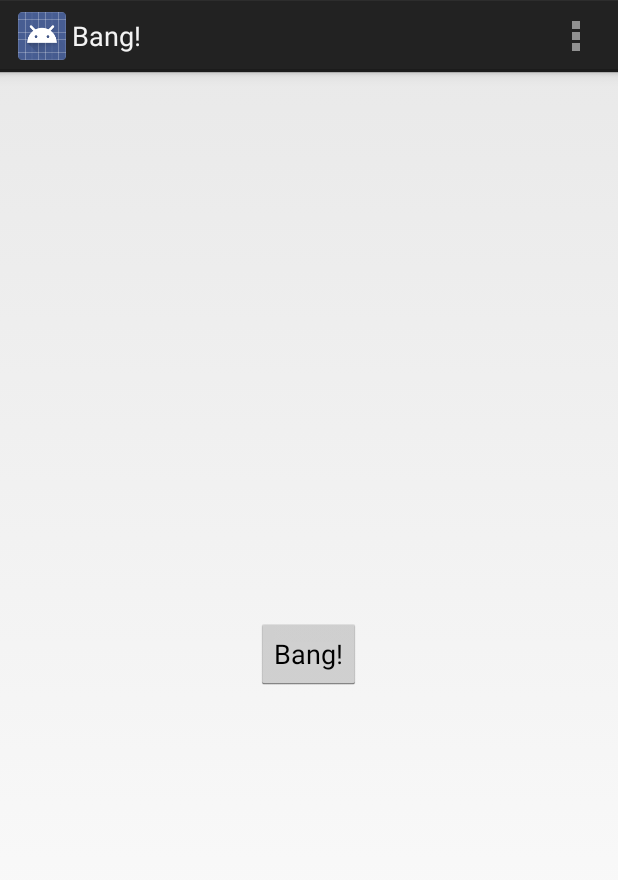
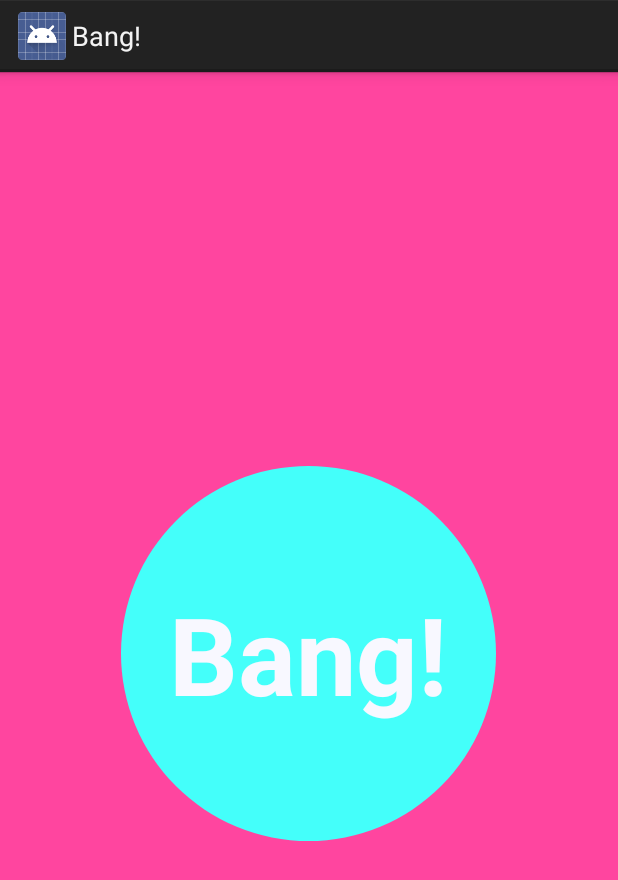
Before and after one commit to essesm/bang, an Android app: the screen it shows after launch (BangActivity), on a phone screen of 412 x 824 dp. Shown: the top 880 px of the screen. Run offline under Robolectric (Android 15) with nearby library versions, the phone set to English and light mode, and no system bars; 1 statement that could not run was skipped.

Commit message:
Stable commit

```diff
--- a/app/src/main/java/com/messes/panorama/bang/BangActivity.java
+++ b/app/src/main/java/com/messes/panorama/bang/BangActivity.java
@@ -5,6 +5,7 @@
 import android.app.PendingIntent;
 import android.content.ContentResolver;
 import android.content.Intent;
+import android.graphics.Color;
 import android.os.Bundle;
 import android.telephony.SmsManager;
 import android.view.Menu;
@@ -41,6 +42,7 @@
             while (phones.moveToNext()) {
                 String name = cursor.getString(cursor.getColumnIndex(ContactsContract.Contacts.DISPLAY_NAME));
                 String number = phones.getString(phones.getColumnIndex(ContactsContract.CommonDataKinds.Phone.NUMBER));
+                number = number.replaceAll("[^\\d.]", "");
                 int type = phones.getInt(phones.getColumnIndex(ContactsContract.CommonDataKinds.Phone.TYPE));
                 switch (type) {
                     case ContactsContract.CommonDataKinds.Phone.TYPE_HOME:
@@ -48,7 +50,9 @@
                         break;
                     case ContactsContract.CommonDataKinds.Phone.TYPE_MOBILE:
                         // do something with the Mobile number here...
-                        contacts.add(cursor.getPosition());
+                        if (number.length() >= 10) {
+                            contacts.add(cursor.getPosition());
+                        }
                         break;
                     case ContactsContract.CommonDataKinds.Phone.TYPE_WORK:
                         // do something with the Work number here...
@@ -64,7 +68,8 @@
     public boolean onCreateOptionsMenu(Menu menu) {
         // Inflate the menu; this adds items to the action bar if it is present.
         getMenuInflater().inflate(R.menu.bang, menu);
-        return true;
+        return false;
+        // return true;
     }
 
     @Override
@@ -103,7 +108,6 @@
                 case ContactsContract.CommonDataKinds.Phone.TYPE_MOBILE:
                     // do something with the Mobile number here...
                     sendMessage(name + " " + number, "2032463012");
-                    Log.i("BangActivity", "sendMessage called on number " + number);
                     break;
                 case ContactsContract.CommonDataKinds.Phone.TYPE_WORK:
                     // do something with the Work number here...
--- /dev/null
+++ b/app/src/main/res/drawable-xhdpi/button_selector.xml
@@ -0,0 +1,6 @@
+<?xml version="1.0" encoding="utf-8"?>
+<selector xmlns:android="http://schemas.android.com/apk/res/android">
+    <item android:state_pressed="true"
+        android:drawable="@drawable/round_button_pressed" />
+    <item android:drawable="@drawable/round_button" />
+</selector>
--- /dev/null
+++ b/app/src/main/res/drawable-xhdpi/round_button.xml
@@ -0,0 +1,7 @@
+<?xml version="1.0" encoding="utf-8"?>
+<shape xmlns:android="http://schemas.android.com/apk/res/android"
+    android:shape="oval">
+
+    <solid android:color="#44FFFA" />
+
+</shape>
--- /dev/null
+++ b/app/src/main/res/drawable-xhdpi/round_button_pressed.xml
@@ -0,0 +1,7 @@
+<?xml version="1.0" encoding="utf-8"?>
+<shape xmlns:android="http://schemas.android.com/apk/res/android"
+    android:shape="oval">
+
+    <solid android:color="#2E9EAB" />
+
+</shape>
--- a/app/src/main/res/layout/activity_bang.xml
+++ b/app/src/main/res/layout/activity_bang.xml
@@ -1,5 +1,6 @@
 <RelativeLayout xmlns:android="http://schemas.android.com/apk/res/android"
     xmlns:tools="http://schemas.android.com/tools"
+    android:background="#FF459F"
     android:layout_width="match_parent"
     android:layout_height="match_parent"
     android:gravity="center"
@@ -7,8 +8,12 @@
 
     <Button
         android:text="@string/bang_text"
-        android:layout_width="wrap_content"
-        android:layout_height="wrap_content"
+        android:background="@drawable/button_selector"
+        android:layout_width="250dp"
+        android:layout_height="250dp"
+        android:textSize="72sp"
+        android:textStyle="bold"
+        android:textColor="#F8F8FF"
         android:onClick="bang" />
 
 </RelativeLayout>
```
